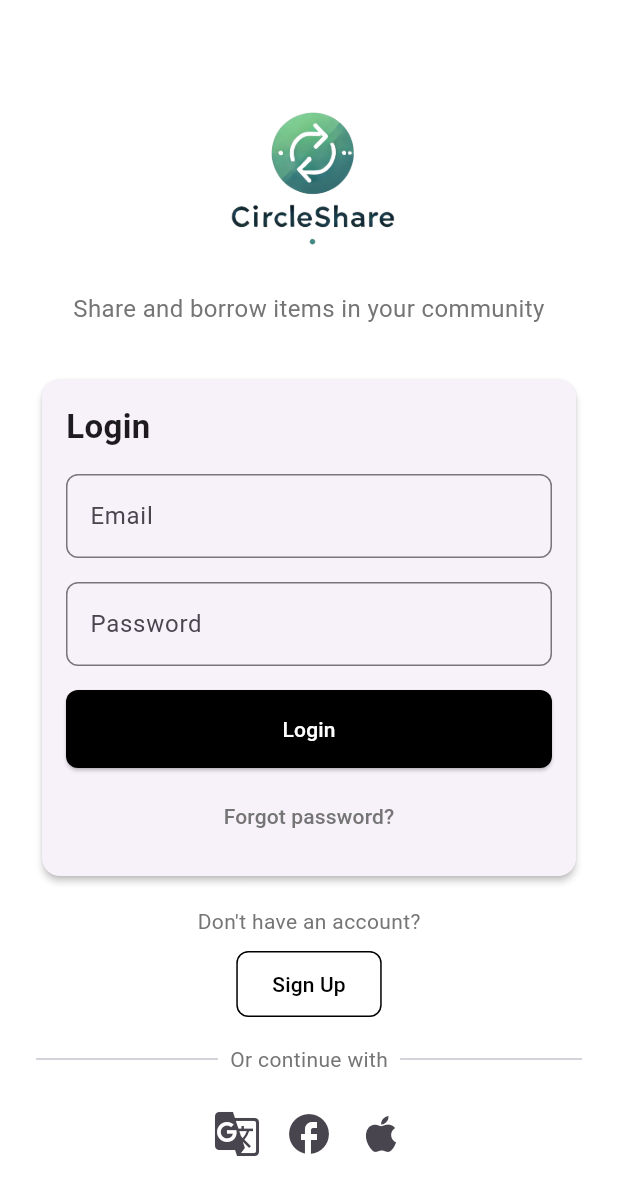
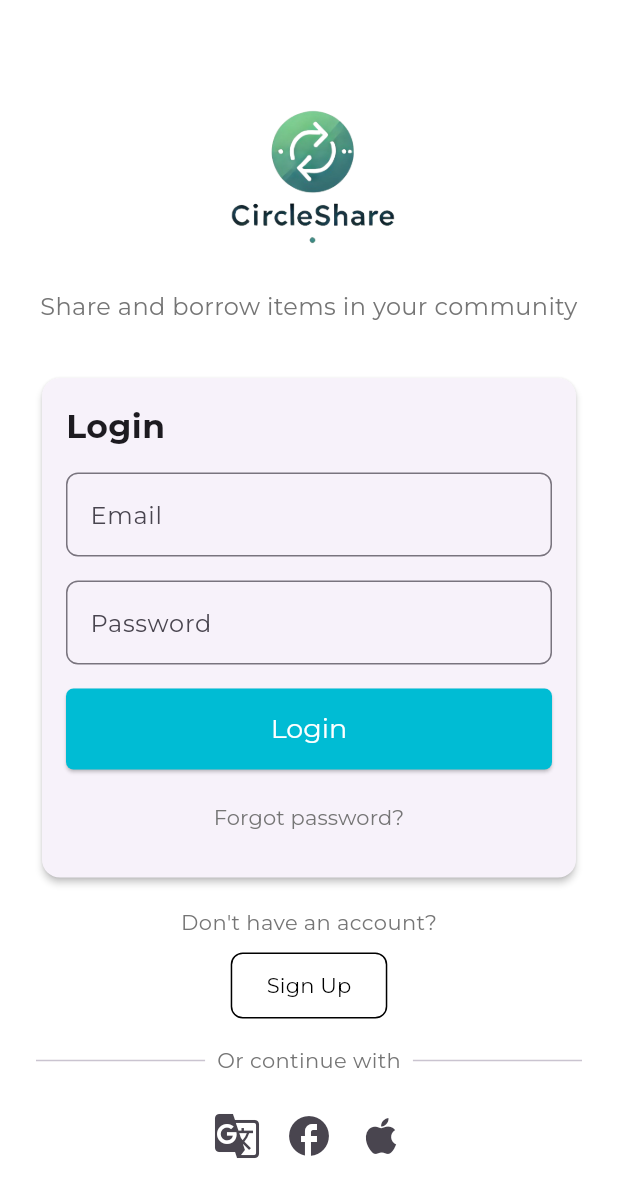
Before and after one commit to SammanBaral/CircleShare, a Flutter app: the screen it shows after launch, after a tap on "Skip", on a phone screen of 412 x 824 dp. Shown: the top 1197 px of the screen. Run offline on Flutter 3.47's test engine with Material 3 defaults, Android fonts, the phone set to English and light mode, and no system bars; our stand-ins replace carousel_slider.

Commit message:
theme changes

```diff
--- /dev/null
+++ b/lib/app.dart
@@ -0,0 +1,19 @@
+import 'package:circle_share/core/app_theme/app_theme.dart';
+import 'package:circle_share/view/splash_screen_view.dart';
+import 'package:flutter/material.dart';
+
+class MyApp extends StatelessWidget {
+  const MyApp({super.key});
+
+  @override
+  Widget build(BuildContext context) {
+    return MaterialApp(
+      debugShowCheckedModeBanner: false,
+      initialRoute: "/",
+      theme: getApplicationTheme(),
+      routes: {
+        "/": (context) => SplashScreenView(),
+      },
+    );
+  }
+}
--- /dev/null
+++ b/lib/core/app_theme/app_theme.dart
@@ -0,0 +1,19 @@
+import 'package:flutter/material.dart';
+
+ThemeData getApplicationTheme() {
+  return ThemeData(
+      // primarySwatch: Colors.red,
+      scaffoldBackgroundColor: Colors.cyan[10],
+      fontFamily: 'Montserrat Regular',
+      appBarTheme: AppBarTheme(color: Colors.grey[100]),
+      elevatedButtonTheme: ElevatedButtonThemeData(
+          style: ElevatedButton.styleFrom(
+        textStyle: const TextStyle(
+            fontSize: 18,
+            color: Colors.white,
+            fontWeight: FontWeight.w500,
+            fontFamily: 'Montserrat Regular'),
+        backgroundColor: Colors.cyan,
+        shape: RoundedRectangleBorder(borderRadius: BorderRadius.circular(5)),
+      )));
+}
--- a/lib/main.dart
+++ b/lib/main.dart
@@ -1,17 +1,6 @@
-import 'package:circle_share/view/login_view.dart';
-// import 'package:circle_share/view/onboard_screen_view.dart';
-import 'package:circle_share/view/splash_screen_view.dart';
+import 'package:circle_share/app.dart';
 import 'package:flutter/material.dart';
 
 void main() {
-  runApp(
-    MaterialApp(
-      debugShowCheckedModeBanner: false,
-      initialRoute: '/',
-      routes: {
-        '/': (context) => SplashScreenView(),
-        '/home': (context) => LoginView(),
-      },
-    ),
-  );
+  runApp(MyApp());
 }
--- a/lib/view/dashboard_view.dart
+++ b/lib/view/dashboard_view.dart
@@ -1,5 +1,5 @@
+import 'package:carousel_slider/carousel_slider.dart';
 import 'package:flutter/material.dart';
-import 'package:carousel_slider/carousel_slider.dart';
 
 class DashboardView extends StatelessWidget {
   final List<String> bannerImages = [
@@ -8,12 +8,14 @@ final List<String> bannerImages = [
     './assets/images/image_2.jpg',
   ];
 
+  DashboardView({super.key});
+
   @override
   Widget build(BuildContext context) {
     return Scaffold(
       appBar: AppBar(
         automaticallyImplyLeading: false, // Removes the back arrow
-      backgroundColor: Colors.white,
+        // backgroundColor: Colors.white,
         elevation: 0,
         title: Row(
           children: [
@@ -27,31 +29,27 @@ final List<String> bannerImages = [
               ),
             ),
 
-          // Empty Spacer to push the notification icon to the right
             Spacer(),
 
-          // Notification Icon aligned to the right
             Align(
               alignment: Alignment.topRight,
               child: IconButton(
                 icon: Icon(Icons.notifications, color: Colors.black),
                 onPressed: () {
-                // Handle notification button press here
                 },
               ),
             ),
 
-          // CircleAvatar (can be placed wherever you want within the row)
             Align(
               alignment: Alignment.topRight,
               child: CircleAvatar(
-              backgroundImage: AssetImage('./assets/images/image_1.png'), // Replace with your image path
+                backgroundImage: AssetImage(
+                    './assets/images/image_1.png'), // Replace with your image path
               ),
             ),
           ],
         ),
       ),
-
       body: SingleChildScrollView(
         child: Column(
           crossAxisAlignment: CrossAxisAlignment.start,
@@ -199,7 +197,8 @@ final List<String> bannerImages = [
     );
   }
 
-  Widget _buildItemCard(String title, String subtitle, String imagePath, String owner, double rating, double distance) {
+  Widget _buildItemCard(String title, String subtitle, String imagePath,
+      String owner, double rating, double distance) {
     return Card(
       margin: const EdgeInsets.symmetric(horizontal: 16, vertical: 8),
       shape: RoundedRectangleBorder(
@@ -222,7 +221,8 @@ final List<String> bannerImages = [
               children: [
                 CircleAvatar(
                   radius: 12,
-                  backgroundImage: AssetImage('./assets/images/image_2.jpg'), // Replace with your image path
+                  backgroundImage: AssetImage(
+                      './assets/images/image_2.jpg'), // Replace with your image path
                 ),
                 SizedBox(width: 8),
                 Text(owner),
@@ -234,7 +234,7 @@ final List<String> bannerImages = [
             ),
           ],
         ),
-        trailing: Text('${distance} mi'),
+        trailing: Text('$distance mi'),
       ),
     );
   }
--- a/lib/view/login_view.dart
+++ b/lib/view/login_view.dart
@@ -1,4 +1,4 @@
-import 'package:circle_share/common/snackbar/my_snackbar.dart';
+import 'package:circle_share/core/common/snackbar/my_snackbar.dart';
 import 'package:circle_share/view/dashboard_view.dart';
 import 'package:circle_share/view/registration_view.dart';
 import 'package:flutter/material.dart';
@@ -7,6 +7,8 @@ class LoginView extends StatelessWidget {
   final GlobalKey<FormState> _formKey = GlobalKey<FormState>();
   final TextEditingController _emailController = TextEditingController();
   final TextEditingController _passwordController = TextEditingController();
+
+  LoginView({super.key});
 
   @override
   Widget build(BuildContext context) {
@@ -19,9 +21,11 @@ class LoginView extends StatelessWidget {
             child: Column(
               mainAxisAlignment: MainAxisAlignment.center,
               children: [
-                Image.asset('assets/images/circle_logo.png',
-                height: 150,
-                width: 150,),
+                Image.asset(
+                  'assets/images/circle_logo.png',
+                  height: 150,
+                  width: 150,
+                ),
                 Text(
                   "Share and borrow items in your community",
                   style: TextStyle(
@@ -46,6 +50,7 @@ class LoginView extends StatelessWidget {
                           Text(
                             "Login",
                             style: TextStyle(
+                              fontFamily: 'Montserrat Bold',
                               fontSize: 22,
                               fontWeight: FontWeight.bold,
                             ),
@@ -98,28 +103,31 @@ class LoginView extends StatelessWidget {
                                 // Navigate to the dashboard if form is valid
                                 Navigator.push(
                                   context,
-                                  MaterialPageRoute(builder: (context) => DashboardView()),
+                                  MaterialPageRoute(
+                                      builder: (context) => DashboardView()),
                                 );
                               } else {
                                 // Show a SnackBar for invalid form
-                                showSnackBar(context, "Please correct the errors in the form", color: Colors.red);
+                                showSnackBar(context,
+                                    "Please correct the errors in the form",
+                                    color: Colors.red);
                               }
                             },
                             style: ElevatedButton.styleFrom(
-                              backgroundColor: Colors.black,
-                              shape: RoundedRectangleBorder(
-                                borderRadius: BorderRadius.circular(8),
-                              ),
-                            ),
+                                // backgroundColor: Colors.black,
+                                // shape: RoundedRectangleBorder(
+                                //   borderRadius: BorderRadius.circular(8),
+                                // ),
+                                ),
                             child: Padding(
-                              padding: const EdgeInsets.symmetric(vertical: 16.0),
+                              padding:
+                                  const EdgeInsets.symmetric(vertical: 16.0),
                               child: Text(
                                 "Login",
                                 style: TextStyle(color: Colors.white),
                               ),
                             ),
                           ),
-
                           SizedBox(height: 8),
                           TextButton(
                             onPressed: () {
--- a/lib/view/registration_view.dart
+++ b/lib/view/registration_view.dart
@@ -2,6 +2,8 @@ import 'package:circle_share/view/login_view.dart';
 import 'package:flutter/material.dart';
 
 class RegistrationView extends StatefulWidget {
+  const RegistrationView({super.key});
+
   @override
   _RegistrationViewState createState() => _RegistrationViewState();
 }
@@ -9,9 +11,9 @@ class RegistrationView extends StatefulWidget {
 class _RegistrationViewState extends State<RegistrationView> {
   final _formKey = GlobalKey<FormState>();
   final TextEditingController _passwordController = TextEditingController();
-  final TextEditingController _confirmPasswordController = TextEditingController();
+  final TextEditingController _confirmPasswordController =
+      TextEditingController();
 
-  // SnackBar function
   void showSnackBar(BuildContext context, String message, {Color? color}) {
     final snackBar = SnackBar(
       content: Text(
@@ -42,9 +44,11 @@ class _RegistrationViewState extends State<RegistrationView> {
               child: Column(
                 mainAxisAlignment: MainAxisAlignment.center,
                 children: [
-                  Image.asset('assets/images/circle_logo.png',
-                height: 150,
-                width: 150,),
+                  Image.asset(
+                    'assets/images/circle_logo.png',
+                    height: 150,
+                    width: 150,
+                  ),
                   Text(
                     "Share and borrow items in your community",
                     style: TextStyle(
@@ -100,7 +104,8 @@ class _RegistrationViewState extends State<RegistrationView> {
                               if (value == null || value.isEmpty) {
                                 return "Email is required";
                               }
-                              if (!RegExp(r'^[^@]+@[^@]+\.[^@]+').hasMatch(value)) {
+                              if (!RegExp(r'^[^@]+@[^@]+\.[^@]+')
+                                  .hasMatch(value)) {
                                 return "Enter a valid email address";
                               }
                               return null;
@@ -152,13 +157,18 @@ class _RegistrationViewState extends State<RegistrationView> {
                           ElevatedButton(
                             onPressed: () {
                               if (_formKey.currentState!.validate()) {
-                                showSnackBar(context, "Account created successfully!", color: Colors.green);
+                                showSnackBar(
+                                    context, "Account created successfully!",
+                                    color: Colors.green);
                                 Navigator.pushReplacement(
                                   context,
-                                  MaterialPageRoute(builder: (context) => LoginView()),
+                                  MaterialPageRoute(
+                                      builder: (context) => LoginView()),
                                 );
                               } else {
-                                showSnackBar(context, "Please fix the errors above", color: Colors.red);
+                                showSnackBar(
+                                    context, "Please fix the errors above",
+                                    color: Colors.red);
                               }
                             },
                             style: ElevatedButton.styleFrom(
@@ -168,7 +178,8 @@ class _RegistrationViewState extends State<RegistrationView> {
                               ),
                             ),
                             child: Padding(
-                              padding: const EdgeInsets.symmetric(vertical: 16.0),
+                              padding:
+                                  const EdgeInsets.symmetric(vertical: 16.0),
                               child: Text(
                                 "Create Account",
                                 style: TextStyle(color: Colors.white),
```
Also changed, not shown: pubspec.yaml (+16 -10 lines), assets/fonts/Montserrat-Bold.ttf (added), assets/fonts/Montserrat-Italic.ttf (added), assets/fonts/Montserrat-Regular.ttf (added), lib/core/common/snackbar/my_snackbar.dart (renamed from lib/common/snackbar/my_snackbar.dart). Lines whose indentation alone changed are shown as unchanged.
